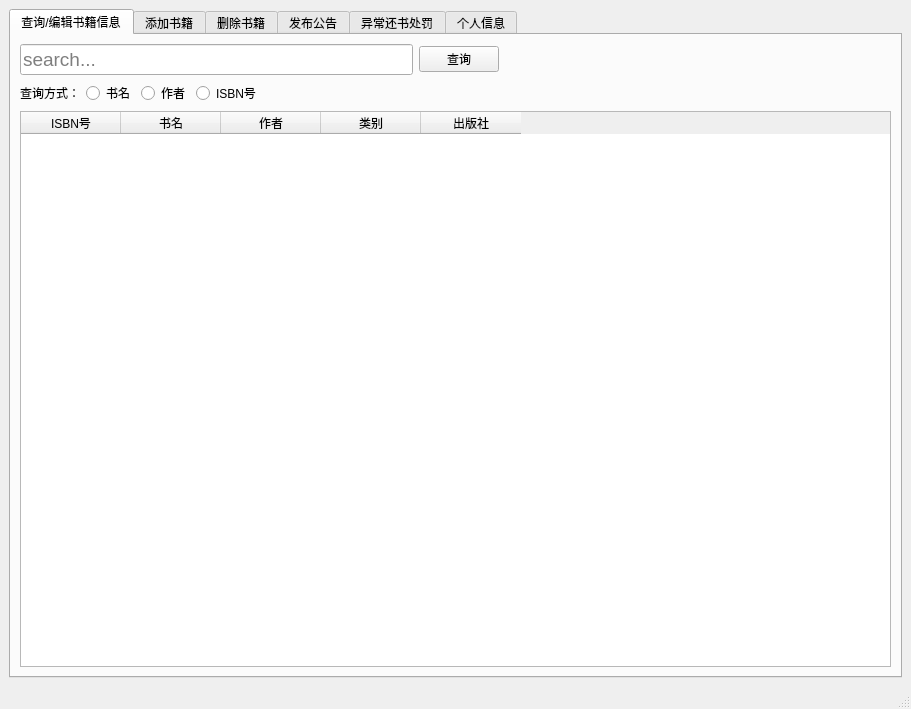
Old version of the form librarianinterface.ui in the repository LGH2713/Library_management_system.
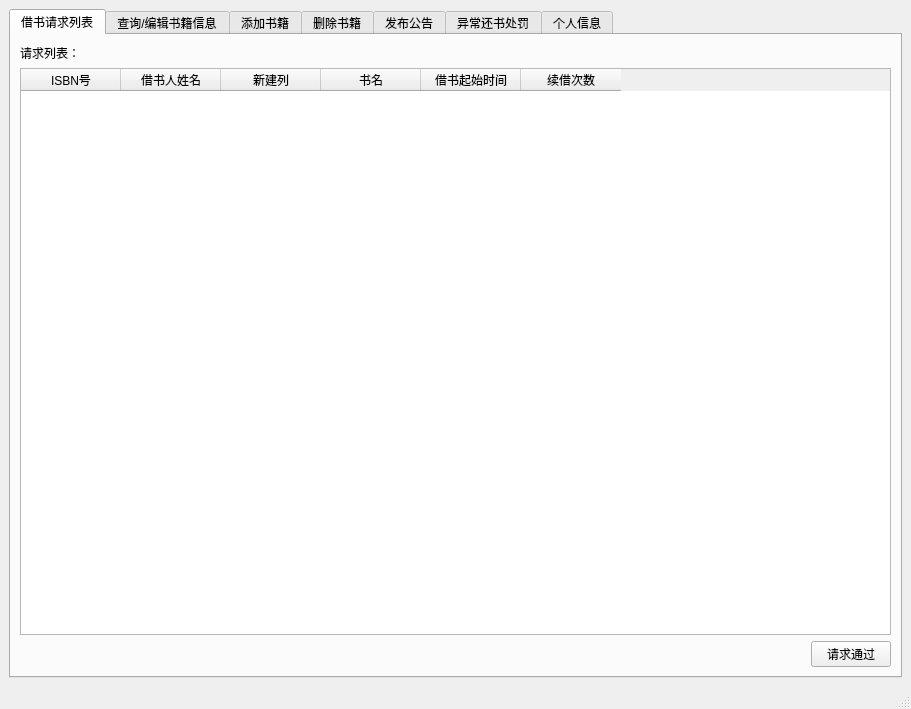
New version of the form.

Commit message: 设置请求列表处理UI

Patch:
```diff
--- a/librarianinterface.ui
+++ b/librarianinterface.ui
@@ -20,6 +20,78 @@
       <property name="currentIndex">
        <number>0</number>
       </property>
+      <widget class="QWidget" name="tab">
+       <attribute name="title">
+        <string>借书请求列表</string>
+       </attribute>
+       <layout class="QGridLayout" name="gridLayout_4">
+        <item row="0" column="0">
+         <widget class="QLabel" name="label_9">
+          <property name="text">
+           <string>请求列表：</string>
+          </property>
+         </widget>
+        </item>
+        <item row="1" column="0">
+         <widget class="QTableWidget" name="requestList">
+          <column>
+           <property name="text">
+            <string>ISBN号</string>
+           </property>
+          </column>
+          <column>
+           <property name="text">
+            <string>借书人姓名</string>
+           </property>
+          </column>
+          <column>
+           <property name="text">
+            <string>新建列</string>
+           </property>
+          </column>
+          <column>
+           <property name="text">
+            <string>书名</string>
+           </property>
+          </column>
+          <column>
+           <property name="text">
+            <string>借书起始时间</string>
+           </property>
+          </column>
+          <column>
+           <property name="text">
+            <string>续借次数</string>
+           </property>
+          </column>
+         </widget>
+        </item>
+        <item row="2" column="0">
+         <layout class="QHBoxLayout" name="horizontalLayout_12">
+          <item>
+           <spacer name="horizontalSpacer_7">
+            <property name="orientation">
+             <enum>Qt::Horizontal</enum>
+            </property>
+            <property name="sizeHint" stdset="0">
+             <size>
+              <width>40</width>
+              <height>20</height>
+             </size>
+            </property>
+           </spacer>
+          </item>
+          <item>
+           <widget class="QPushButton" name="pushButton">
+            <property name="text">
+             <string>请求通过</string>
+            </property>
+           </widget>
+          </item>
+         </layout>
+        </item>
+       </layout>
+      </widget>
       <widget class="QWidget" name="searchBookInfo">
        <attribute name="title">
         <string>查询/编辑书籍信息</string>
```
The commit also changes 4 other files.
